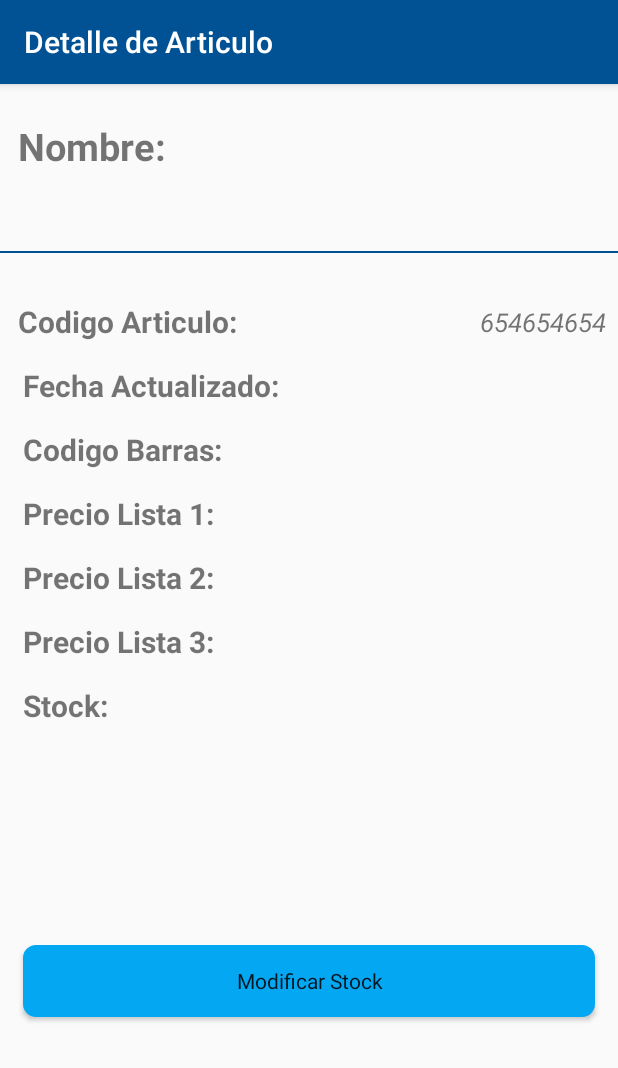
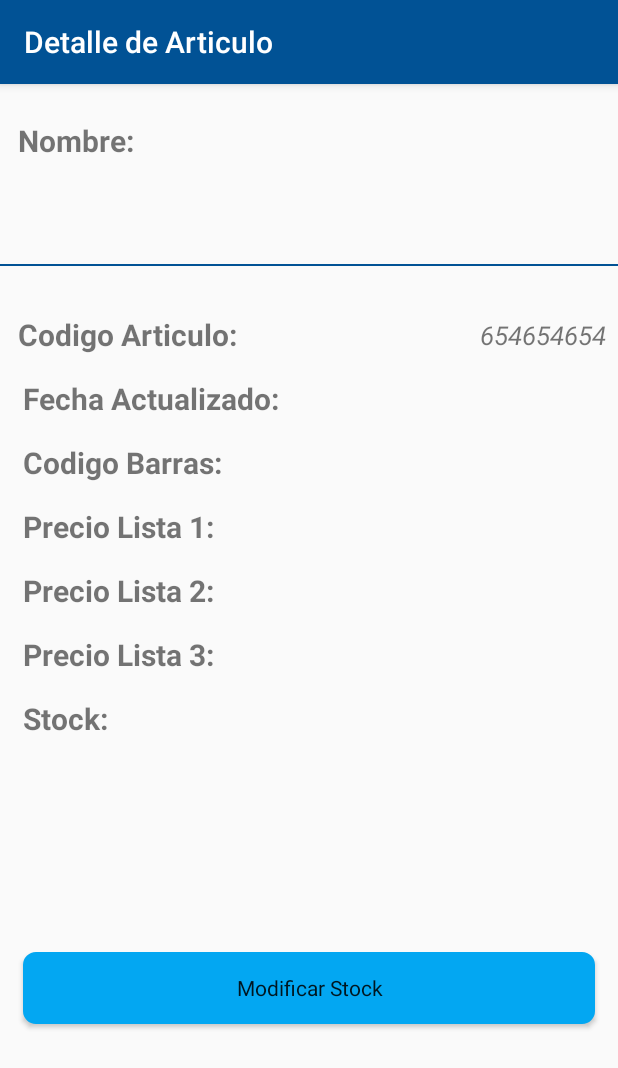
Before and after one commit to MCoder-coder/lectorbarras, an Android app: the ResultadoActivity screen opened directly, with no data from a screen before it, on a phone screen of 412 x 824 dp. Shown: the top 1068 px of the screen. Run offline under Robolectric (Android 15) with nearby library versions, the phone set to English and light mode, and no system bars; libraries missing offline, so code that uses them is left out: com.google.zxing.integration; 2 statements that could not run were skipped.

Commit message:
lable nombre

```diff
--- a/app/src/main/res/values/dime.xml
+++ b/app/src/main/res/values/dime.xml
@@ -7,6 +7,6 @@
     <dimen name="padding_highest">40dp</dimen>
     <dimen name="textsize">20sp</dimen>
     <dimen name="textdescription">17sp</dimen>
-    <dimen name="textnombre">25sp</dimen>
-    <dimen name="textnombretitulo">18sp</dimen>
+    <dimen name="textnombre">20sp</dimen>
+    <dimen name="textnombretitulo">30sp</dimen>
 </resources>
```
